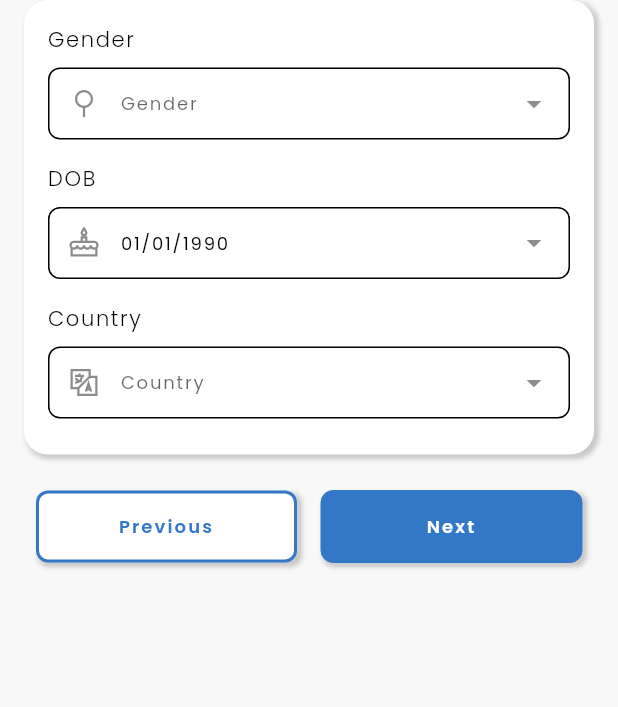
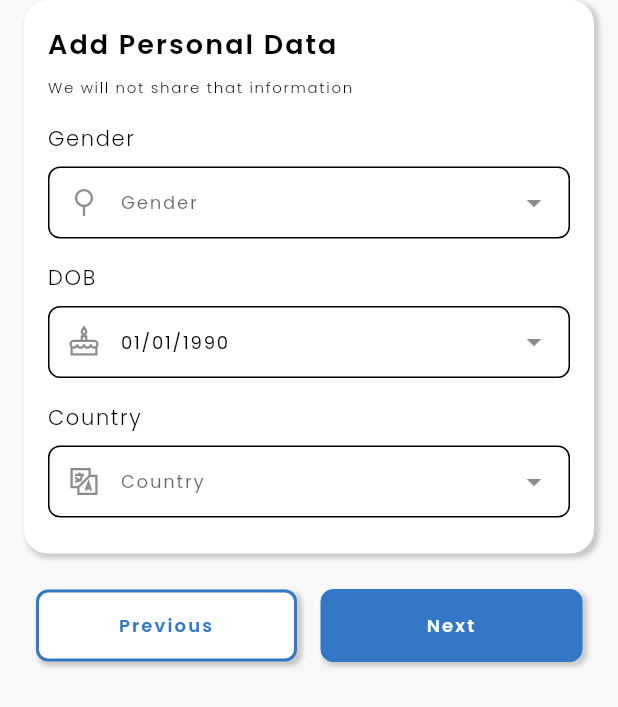
Before and after one commit to Angkhan1992/labyrinth, a Flutter app: the IndividualScreen widget shown alone on an empty page, opened directly with empty values, on a phone screen of 412 x 824 dp. Shown: the top 707 px of the screen. Run offline on Flutter 3.47's test engine with Material 2 defaults, Android fonts, the phone set to English and light mode, and no system bars; our stand-ins replace line_icons.

Commit message:
update 02-09

```diff
--- a/lib/l10n/intl_en_US.arb
+++ b/lib/l10n/intl_en_US.arb
@@ -29,5 +29,11 @@
   "choose_gender" : "Choose Gender",
   "next" : "Next",
   "previous" : "Previous",
-  "not_complete_field" : "Please fill all fields"
+  "not_complete_field" : "Please fill all fields",
+  "join_to_labyrinth" : "Join to Labyrinth",
+  "join_to_detail" : "This data will be used for app auth",
+  "add_user_data" : "Add Personal Data",
+  "add_user_detail" : "We will not share that information",
+  "Purpose" : "Purpose",
+  "why_to_join_labyrinth" : "Why to Join to Labyrinth?"
 }
--- a/lib/screens/auth/complete_screen.dart
+++ b/lib/screens/auth/complete_screen.dart
@@ -1,11 +1,8 @@
 import 'package:flutter/material.dart';
 
 class CompleteScreen extends StatefulWidget {
-  final Function() complete;
-
   const CompleteScreen({
     Key? key,
-    required this.complete,
   }) : super(key: key);
 
   @override
--- a/lib/screens/auth/register/individual_screen.dart
+++ b/lib/screens/auth/register/individual_screen.dart
@@ -1,5 +1,7 @@
 import 'package:flutter/material.dart';
 import 'package:intl/intl.dart';
+import 'package:line_icons/line_icons.dart';
+
 import 'package:labyrinth/generated/l10n.dart';
 import 'package:labyrinth/providers/dialog_provider.dart';
 import 'package:labyrinth/themes/colors.dart';
@@ -9,18 +11,19 @@ import 'package:labyrinth/utils/constants.dart';
 import 'package:labyrinth/utils/extension.dart';
 import 'package:labyrinth/widgets/auth/register_widget.dart';
 import 'package:labyrinth/widgets/textfield.dart';
-import 'package:line_icons/line_icons.dart';
 
 class IndividualScreen extends StatefulWidget {
   final String userid;
   final Function() next;
   final Function() previous;
+  final Function(bool) progress;
 
   const IndividualScreen({
     Key? key,
     required this.userid,
     required this.next,
     required this.previous,
+    required this.progress,
   }) : super(key: key);
 
   @override
@@ -88,6 +91,14 @@ class _IndividualScreenState extends State<IndividualScreen> {
                 child: Column(
                   crossAxisAlignment: CrossAxisAlignment.start,
                   children: [
+                    S.current.add_user_data.semiBoldText(fontSize: fontXMd),
+                    const SizedBox(
+                      height: offsetSm,
+                    ),
+                    S.current.add_user_detail.thinText(fontSize: fontXSm),
+                    const SizedBox(
+                      height: offsetBase,
+                    ),
                     S.current.gender.thinText(),
                     const SizedBox(
                       height: offsetSm,
@@ -325,9 +336,11 @@ class _IndividualScreenState extends State<IndividualScreen> {
     _formKey.currentState!.save();
 
     _event!.value = IndividualEvent.next;
+    widget.progress(true);
     await Future.delayed(const Duration(seconds: 3));
     _event!.value = IndividualEvent.none;
     widget.next();
+    widget.progress(false);
   }
 }
 
--- a/lib/utils/constants.dart
+++ b/lib/utils/constants.dart
@@ -6,6 +6,11 @@ import 'package:labyrinth/generated/l10n.dart';
 String kAppName = S.current.appName;
 const kFontFamily = 'Poppins';
 
+const kBaseUrl = 'https://labyrinth.laodev.info/';
+
+const kAuth = kBaseUrl + 'Auth/';
+const kRegisterUser = kAuth + 'register_user';
+
 class Constants {
   static dynamic getCountryList(BuildContext context) async {
     String data = await DefaultAssetBundle.of(context)
--- a/lib/widgets/auth/register_widget.dart
+++ b/lib/widgets/auth/register_widget.dart
@@ -3,6 +3,7 @@ import 'package:labyrinth/themes/colors.dart';
 import 'package:labyrinth/themes/dimens.dart';
 import 'package:labyrinth/utils/extension.dart';
 
+// ignore: must_be_immutable
 class GenderWidget extends StatelessWidget {
   ValueNotifier<int> notifier;
   Function() event;
```
Also changed, not shown: lib/providers/network_provider.dart (+50 -0 lines), lib/screens/auth/register/purpose_screen.dart (+7 -4 lines), lib/screens/auth/register/user_screen.dart (+8 -4 lines), lib/screens/auth/register_screen.dart (+19 -10 lines), lib/generated/intl/messages_en_US.dart, lib/generated/l10n.dart.
